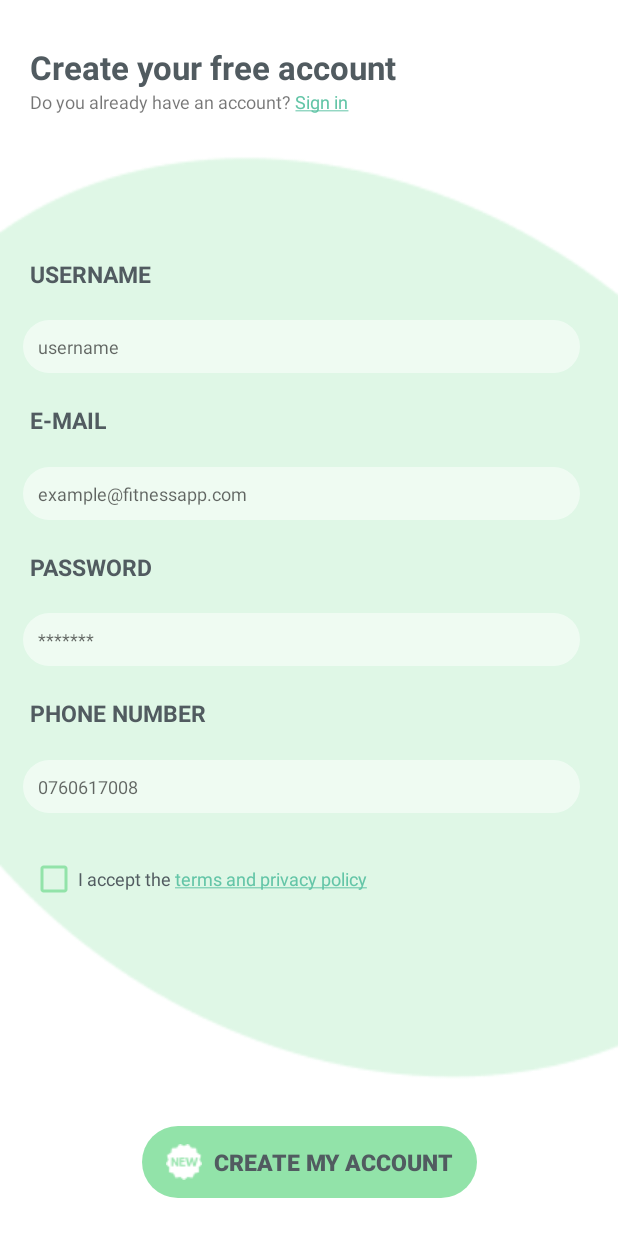
After one commit to juradavid/FitnessApp, an Android app: the second_page screen opened directly, with no data from a screen before it, on a phone screen of 412 x 824 dp. The commit adds this screen. Run offline under Robolectric (Android 15) with nearby library versions, the phone set to English and light mode, and no system bars.

Commit message:
Concept v0.1

```diff
--- a/app/src/main/java/com/example/fitnessapp/MainActivity.java
+++ b/app/src/main/java/com/example/fitnessapp/MainActivity.java
@@ -56,6 +56,7 @@ public class MainActivity extends AppCompatActivity {
                                 Intent.FLAG_ACTIVITY_NEW_TASK);
                         startActivity(intent);
                         overridePendingTransition(R.anim.slide_right, R.anim.slide_out_left);
+                        finish();
                     }
                 }, 900);
             }
@@ -64,7 +65,6 @@ public class MainActivity extends AppCompatActivity {
     @Override
     protected void onStop() {
         super.onStop();
-        System.out.println("DISTRUGE-L");
     }
 
     //Back button is disable
--- /dev/null
+++ b/app/src/main/java/com/example/fitnessapp/second_page.java
@@ -0,0 +1,172 @@
+package com.example.fitnessapp;
+
+import androidx.annotation.NonNull;
+import androidx.appcompat.app.AppCompatActivity;
+
+import android.content.Intent;
+import android.content.SharedPreferences;
+import android.graphics.Color;
+import android.os.Bundle;
+import android.os.Handler;
+import android.text.SpannableString;
+import android.text.Spanned;
+import android.text.method.LinkMovementMethod;
+import android.text.style.ClickableSpan;
+import android.text.style.ForegroundColorSpan;
+import android.text.style.UnderlineSpan;
+import android.view.View;
+import android.widget.CheckBox;
+import android.widget.TextView;
+
+public class second_page extends AppCompatActivity {
+
+    SharedPreferences sharedPreferences;
+    SharedPreferences.Editor editor;
+
+    TextView sHeader;
+    CheckBox checkBox;
+
+    int isActive = 0;
+
+    @Override
+    protected void onCreate(Bundle savedInstanceState) {
+        super.onCreate(savedInstanceState);
+        setContentView(R.layout.activity_second_page);
+
+        sharedPreferences = getSharedPreferences(MainActivity.SHARED_PREFS, MODE_PRIVATE);
+        sHeader = findViewById(R.id.sHeader);
+        checkBox = findViewById(R.id.checkBox);
+
+        String tempText = (String) sHeader.getText();
+        SpannableString ssHeader = new SpannableString(tempText);
+        ssHeader.setSpan(new UnderlineSpan(),32,39, Spanned.SPAN_EXCLUSIVE_EXCLUSIVE);
+        ssHeader.setSpan(new ForegroundColorSpan(Color.rgb(146,227,169)),32,39,Spanned.SPAN_EXCLUSIVE_EXCLUSIVE);
+        ssHeader.setSpan(new ClickableSpan() {
+            @Override
+            public void onClick(@NonNull View widget) {
+                Intent intent = new Intent(getApplicationContext(), first_page.class);
+                intent.setFlags(Intent.FLAG_ACTIVITY_CLEAR_TOP |
+                        Intent.FLAG_ACTIVITY_CLEAR_TASK |
+                        Intent.FLAG_ACTIVITY_NEW_TASK);
+                overridePendingTransition(R.anim.slide_right, R.anim.slide_out_left);
+                startActivity(intent);
+                finish();
+            }
+        },32,39,Spanned.SPAN_EXCLUSIVE_EXCLUSIVE);
+        sHeader.setText(ssHeader);
+        sHeader.setMovementMethod(LinkMovementMethod.getInstance());
+        sHeader.setHighlightColor(Color.TRANSPARENT);
+
+        tempText = (String) checkBox.getText();
+        SpannableString sCheckBox = new SpannableString(tempText);
+        sCheckBox.setSpan(new UnderlineSpan(),13,37,Spanned.SPAN_EXCLUSIVE_EXCLUSIVE);
+        sCheckBox.setSpan(new ForegroundColorSpan(Color.rgb(146,227,169)), 13,37,Spanned.SPAN_EXCLUSIVE_EXCLUSIVE);
+        sCheckBox.setSpan(new ClickableSpan() {
+            @Override
+            public void onClick(@NonNull View widget) {
+                Intent intent = new Intent(getApplicationContext(), first_page.class);
+                intent.setFlags(Intent.FLAG_ACTIVITY_CLEAR_TOP |
+                        Intent.FLAG_ACTIVITY_CLEAR_TASK |
+                        Intent.FLAG_ACTIVITY_NEW_TASK);
+                overridePendingTransition(R.anim.slide_right, R.anim.slide_out_left);
+                startActivity(intent);
+                finish();
+            }
+        },13,37,Spanned.SPAN_EXCLUSIVE_EXCLUSIVE);
+        checkBox.setText(sCheckBox);
+        checkBox.setMovementMethod(LinkMovementMethod.getInstance());
+        checkBox.setHighlightColor(Color.TRANSPARENT);
+
+        if(!Network.isConnectedToInternet(getApplicationContext())){
+            String activityName = this.getClass().getCanonicalName();
+            editor = sharedPreferences.edit();
+            editor.putString("lastActivity", activityName);
+            editor.commit();
+            Intent intent = new Intent(getApplicationContext(), no_internet_connection.class);
+            intent.setFlags(Intent.FLAG_ACTIVITY_CLEAR_TOP |
+                    Intent.FLAG_ACTIVITY_CLEAR_TASK |
+                    Intent.FLAG_ACTIVITY_NEW_TASK |
+                    Intent.FLAG_ACTIVITY_NO_ANIMATION);
+            startActivity(intent);
+            finish();
+        }
+    }
+
+    private void content(){
+        if(isActive == 1) {
+            if (!hasWindowFocus()) {
+                if (!Network.isConnectedToInternet(getApplicationContext())) {
+                    String activityName = this.getClass().getCanonicalName();
+                    System.out.println(activityName + " hai mane uitate la minee");
+                    sharedPreferences = getSharedPreferences(MainActivity.SHARED_PREFS, MODE_PRIVATE);
+                    editor = sharedPreferences.edit();
+                    editor.putString("lastActivity", activityName);
+                    editor.commit();
+                    isActive = 0;
+                    Intent intent = new Intent(getApplicationContext(), no_internet_connection.class);
+                    intent.setFlags(Intent.FLAG_ACTIVITY_CLEAR_TOP |
+                            Intent.FLAG_ACTIVITY_CLEAR_TASK |
+                            Intent.FLAG_ACTIVITY_NEW_TASK |
+                            Intent.FLAG_ACTIVITY_NO_ANIMATION);
+                    startActivity(intent);
+                    finish();
+                }
+            }
+            refresh(500);
+        }
+    }
+
+    private void refresh(int miliseconds){
+        Handler fHandler = new Handler();
+
+        Runnable fRunnable = new Runnable() {
+            @Override
+            public void run() {
+                content();
+            }
+        };
+
+        fHandler.postDelayed(fRunnable,miliseconds);
+    }
+
+    @Override
+    public void onWindowFocusChanged(boolean hasFocus) {
+        super.onWindowFocusChanged(hasFocus);
+        if(!hasFocus){
+            isActive = 1;
+            content();
+        }else{
+            isActive = 0;
+        }
+    }
+
+    @Override
+    protected void onRestart() {
+        super.onRestart();
+        if(!Network.isConnectedToInternet(getApplicationContext())){
+            String activityName = this.getClass().getCanonicalName();
+            editor = sharedPreferences.edit();
+            editor.putString("lastActivity", activityName);
+            editor.commit();
+            Intent intent = new Intent(getApplicationContext(), no_internet_connection.class);
+            intent.setFlags(Intent.FLAG_ACTIVITY_CLEAR_TOP |
+                    Intent.FLAG_ACTIVITY_CLEAR_TASK |
+                    Intent.FLAG_ACTIVITY_NEW_TASK |
+                    Intent.FLAG_ACTIVITY_NO_ANIMATION);
+            startActivity(intent);
+            finish();
+        }
+    }
+
+    @Override
+    public void onBackPressed() {
+        //super.onBackPressed();
+        Intent intent = new Intent(getApplicationContext(), first_page.class);
+        intent.setFlags(Intent.FLAG_ACTIVITY_CLEAR_TOP |
+                Intent.FLAG_ACTIVITY_CLEAR_TASK |
+                Intent.FLAG_ACTIVITY_NEW_TASK);
+        overridePendingTransition(R.anim.slide_left, R.anim.slide_out_right);
+        startActivity(intent);
+        finish();
+    }
+}
--- /dev/null
+++ b/app/src/main/res/drawable/new_account_rounded_button_light.xml
@@ -0,0 +1,9 @@
+<?xml version="1.0" encoding="utf-8"?>
+<ripple xmlns:android="http://schemas.android.com/apk/res/android" android:color="#61CD9B">
+    <item>
+        <shape android:shape="rectangle">
+            <solid android:color="#92E3A9"/>
+            <corners android:radius="300dp"/>
+        </shape>
+    </item>
+</ripple>
--- /dev/null
+++ b/app/src/main/res/drawable/register_check_box_terms_light.xml
@@ -0,0 +1,5 @@
+<?xml version="1.0" encoding="utf-8"?>
+<selector xmlns:android="http://schemas.android.com/apk/res/android">
+    <item android:state_checked="true" android:drawable="@color/greenLight" />
+    <item android:state_checked="false" android:drawable="@color/principalTextColor" />
+</selector>
--- /dev/null
+++ b/app/src/main/res/drawable/second_rounded_button_light.xml
@@ -0,0 +1,5 @@
+<?xml version="1.0" encoding="utf-8"?>
+<shape android:shape="rectangle" xmlns:android="http://schemas.android.com/apk/res/android">
+            <solid android:color="#80FFFFFF"/>
+            <corners android:radius="300dp"/>
+</shape>
--- a/app/src/main/res/layout/activity_first_page.xml
+++ b/app/src/main/res/layout/activity_first_page.xml
@@ -37,10 +37,10 @@
         style="?android:attr/borderlessButtonStyle"
         android:layout_width="250dp"
         android:layout_height="50dp"
-        android:layout_marginBottom="48dp"
+        android:layout_marginBottom="50dp"
         android:background="@drawable/first_rounded_button_light"
         android:drawableLeft="@drawable/email_light"
-        android:text="CONNECT WITH EMAIL"
+        android:text="CONNECT WITH E-MAIL"
         android:textColor="@color/principalTextColor"
         android:textSize="15dp"
         android:textStyle="bold"
@@ -55,7 +55,7 @@
         style="?android:attr/borderlessButtonStyle"
         android:layout_width="250dp"
         android:layout_height="50dp"
-        android:layout_marginBottom="12dp"
+        android:layout_marginBottom="10dp"
         android:background="@drawable/first_rounded_button_light"
         android:drawableLeft="@drawable/google_light"
         android:text="CONNECT WITH GOOGLE"
--- /dev/null
+++ b/app/src/main/res/layout/activity_second_page.xml
@@ -0,0 +1,193 @@
+<?xml version="1.0" encoding="utf-8"?>
+<androidx.constraintlayout.widget.ConstraintLayout xmlns:android="http://schemas.android.com/apk/res/android"
+    xmlns:app="http://schemas.android.com/apk/res-auto"
+    xmlns:tools="http://schemas.android.com/tools"
+    android:layout_width="match_parent"
+    android:layout_height="match_parent"
+    android:background="@drawable/register_background"
+    tools:context=".second_page">
+
+    <TextView
+        android:id="@+id/pHeader"
+        android:layout_width="wrap_content"
+        android:layout_height="wrap_content"
+        android:layout_marginStart="20dp"
+        android:layout_marginTop="30dp"
+        android:text="Create your free account"
+        android:textColor="@color/principalTextColor"
+        android:textSize="22dp"
+        android:textStyle="bold"
+        app:layout_constraintStart_toStartOf="parent"
+        app:layout_constraintTop_toTopOf="parent" />
+
+    <TextView
+        android:id="@+id/sHeader"
+        android:layout_width="wrap_content"
+        android:layout_height="wrap_content"
+        android:layout_marginStart="20dp"
+        android:text="Do you already have an account? Sign in"
+        android:textSize="12dp"
+        app:layout_constraintStart_toStartOf="parent"
+        app:layout_constraintTop_toBottomOf="@+id/pHeader" />
+
+    <TextView
+        android:id="@+id/textView4"
+        android:layout_width="wrap_content"
+        android:layout_height="wrap_content"
+        android:layout_marginStart="20dp"
+        android:layout_marginTop="75dp"
+        android:text="USERNAME"
+        android:textColor="@color/principalTextColor"
+        android:textSize="15dp"
+        android:textStyle="bold"
+        app:layout_constraintBottom_toTopOf="@+id/editTextTextPersonName"
+        app:layout_constraintStart_toStartOf="parent"
+        app:layout_constraintTop_toBottomOf="@+id/sHeader" />
+
+    <EditText
+        android:id="@+id/editTextTextPersonName"
+        android:layout_width="match_parent"
+        android:layout_height="35dp"
+        android:layout_marginStart="15dp"
+        android:layout_marginEnd="25dp"
+        android:background="@drawable/second_rounded_button_light"
+        android:ems="10"
+        android:hint="username"
+        android:inputType="textPersonName"
+        android:paddingLeft="10dp"
+        android:textSize="12dp"
+        app:layout_constraintBottom_toTopOf="@+id/textView5"
+        app:layout_constraintEnd_toEndOf="parent"
+        app:layout_constraintHorizontal_bias="0.5"
+        app:layout_constraintStart_toStartOf="parent"
+        app:layout_constraintTop_toBottomOf="@+id/textView4" />
+
+    <TextView
+        android:id="@+id/textView5"
+        android:layout_width="wrap_content"
+        android:layout_height="wrap_content"
+        android:layout_marginStart="20dp"
+        android:text="E-MAIL"
+        android:textColor="@color/principalTextColor"
+        android:textSize="15dp"
+        android:textStyle="bold"
+        app:layout_constraintBottom_toTopOf="@+id/editTextTextEmailAddress"
+        app:layout_constraintStart_toStartOf="parent"
+        app:layout_constraintTop_toBottomOf="@+id/editTextTextPersonName" />
+
+    <EditText
+        android:id="@+id/editTextTextEmailAddress"
+        android:layout_width="match_parent"
+        android:layout_height="35dp"
+        android:layout_marginStart="15dp"
+        android:layout_marginEnd="25dp"
+        android:background="@drawable/second_rounded_button_light"
+        android:ems="10"
+        android:hint="example@fitnessapp.com"
+        android:inputType="textEmailAddress"
+        android:paddingLeft="10dp"
+        android:textColor="@color/principalTextColor"
+        android:textSize="12dp"
+        app:layout_constraintBottom_toTopOf="@+id/textView6"
+        app:layout_constraintEnd_toEndOf="parent"
+        app:layout_constraintHorizontal_bias="0.5"
+        app:layout_constraintStart_toStartOf="parent"
+        app:layout_constraintTop_toBottomOf="@+id/textView5" />
+
+    <TextView
+        android:id="@+id/textView6"
+        android:layout_width="wrap_content"
+        android:layout_height="wrap_content"
+        android:layout_marginStart="20dp"
+        android:text="PASSWORD"
+        android:textColor="@color/principalTextColor"
+        android:textSize="15dp"
+        android:textStyle="bold"
+        app:layout_constraintBottom_toTopOf="@+id/editTextTextPassword"
+        app:layout_constraintStart_toStartOf="parent"
+        app:layout_constraintTop_toBottomOf="@+id/editTextTextEmailAddress" />
+
+    <EditText
+        android:id="@+id/editTextTextPassword"
+        android:layout_width="match_parent"
+        android:layout_height="35dp"
+        android:layout_marginStart="15dp"
+        android:layout_marginEnd="25dp"
+        android:background="@drawable/second_rounded_button_light"
+        android:ems="10"
+        android:hint="*******"
+        android:inputType="textPassword"
+        android:paddingLeft="10dp"
+        android:textColor="@color/principalTextColor"
+        android:textSize="12dp"
+        app:layout_constraintBottom_toTopOf="@+id/textView7"
+        app:layout_constraintEnd_toEndOf="parent"
+        app:layout_constraintHorizontal_bias="0.5"
+        app:layout_constraintStart_toStartOf="parent"
+        app:layout_constraintTop_toBottomOf="@+id/textView6" />
+
+    <TextView
+        android:id="@+id/textView7"
+        android:layout_width="wrap_content"
+        android:layout_height="wrap_content"
+        android:layout_marginStart="20dp"
+        android:text="PHONE NUMBER"
+        android:textColor="@color/principalTextColor"
+        android:textSize="15dp"
+        android:textStyle="bold"
+        app:layout_constraintBottom_toTopOf="@+id/editTextPhone"
+        app:layout_constraintStart_toStartOf="parent"
+        app:layout_constraintTop_toBottomOf="@+id/editTextTextPassword" />
+
+    <EditText
+        android:id="@+id/editTextPhone"
+        android:layout_width="match_parent"
+        android:layout_height="35dp"
+        android:layout_marginStart="15dp"
+        android:layout_marginEnd="25dp"
+        android:background="@drawable/second_rounded_button_light"
+        android:ems="10"
+        android:hint="0760617008"
+        android:inputType="phone"
+        android:paddingLeft="10dp"
+        android:textColor="@color/principalTextColor"
+        android:textSize="12dp"
+        app:layout_constraintBottom_toTopOf="@+id/checkBox"
+        app:layout_constraintEnd_toEndOf="parent"
+        app:layout_constraintHorizontal_bias="0.5"
+        app:layout_constraintStart_toStartOf="parent"
+        app:layout_constraintTop_toBottomOf="@+id/textView7" />
+
+    <CheckBox
+        android:id="@+id/checkBox"
+        android:layout_width="wrap_content"
+        android:layout_height="wrap_content"
+        android:layout_marginStart="20dp"
+        android:layout_marginBottom="120dp"
+        android:buttonTint="@color/greenLight"
+        android:text="I accept the terms and privacy policy"
+        android:textColor="@color/principalTextColor"
+        android:textSize="12dp"
+        android:textStyle="normal"
+        app:layout_constraintBottom_toTopOf="@+id/button"
+        app:layout_constraintStart_toStartOf="parent"
+        app:layout_constraintTop_toBottomOf="@+id/editTextPhone" />
+
+    <Button
+        android:id="@+id/button"
+        style="?android:attr/borderlessButtonStyle"
+        android:layout_width="wrap_content"
+        android:layout_height="wrap_content"
+        android:layout_marginBottom="25dp"
+        android:background="@drawable/new_account_rounded_button_light"
+        android:drawableLeft="@drawable/new_light"
+        android:text="CREATE MY ACCOUNT"
+        android:textColor="@color/principalTextColor"
+        android:textSize="15dp"
+        android:textStyle="bold"
+        app:backgroundTint="@null"
+        app:layout_constraintBottom_toBottomOf="parent"
+        app:layout_constraintEnd_toEndOf="parent"
+        app:layout_constraintStart_toStartOf="parent" />
+
+</androidx.constraintlayout.widget.ConstraintLayout>
--- a/app/src/main/res/values/colors.xml
+++ b/app/src/main/res/values/colors.xml
@@ -11,5 +11,5 @@
     <color name="greenLight">#92E3A9</color>
     <color name="greenDark">#63C5A7</color>
     <color name="principalTextColor">#515B60</color>
-    <color name="secondTextColor">#5CAB75</color>
+    <color name="secondTextColor">#90979A</color>
 </resources>
```
Also changed, not shown: app/src/main/AndroidManifest.xml (+11 -7 lines), app/src/main/java/com/example/fitnessapp/first_page.java (+24 -3 lines), app/src/main/java/com/example/fitnessapp/no_internet_connection.java (+6 -1 lines), app/src/main/res/drawable/new_light.png (added), app/src/main/res/drawable/register_background.png (added).
